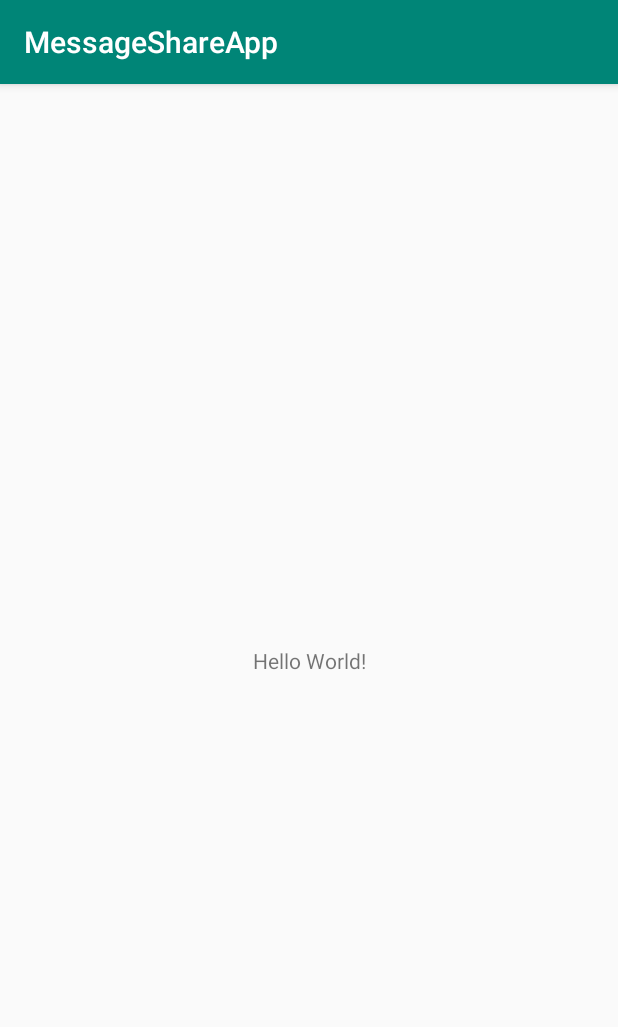
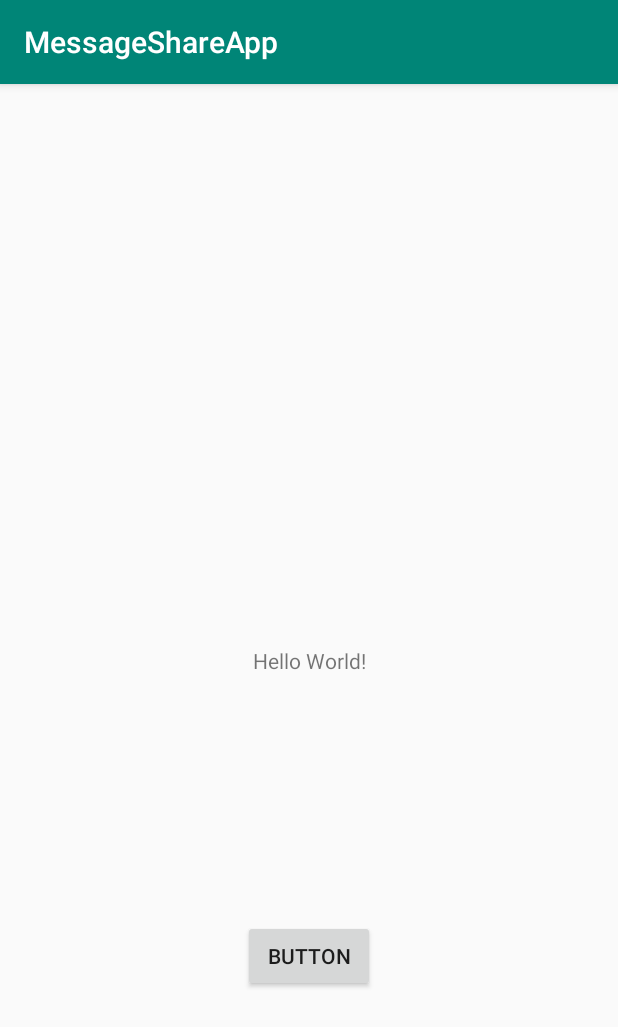
Before and after one commit to bkarabekir/android_kt, an Android app: the screen it shows after launch (MainActivity), on a phone screen of 412 x 824 dp. Shown: the top 1027 px of the screen. Run offline under Robolectric (Android 15) with nearby library versions, the phone set to English and light mode, and no system bars.

Commit message:
Toast message example.

```diff
--- a/app/src/main/java/com/burakk/messageshareapp/MainActivity.kt
+++ b/app/src/main/java/com/burakk/messageshareapp/MainActivity.kt
@@ -2,11 +2,20 @@ package com.burakk.messageshareapp
 
 import android.support.v7.app.AppCompatActivity
 import android.os.Bundle
+import android.util.Log
+import android.widget.Toast
+import kotlinx.android.synthetic.main.activity_main.*
 
 class MainActivity : AppCompatActivity() {
 
     override fun onCreate(savedInstanceState: Bundle?) {
         super.onCreate(savedInstanceState)
         setContentView(R.layout.activity_main)
+
+
+        btnToast.setOnClickListener {
+            Log.i("MainActivity", "Toast button was clicked.")
+            Toast.makeText(this,"Toast button was clicked.", Toast.LENGTH_SHORT).show()
+        }
     }
 }
--- a/app/src/main/res/layout/activity_main.xml
+++ b/app/src/main/res/layout/activity_main.xml
@@ -7,6 +7,7 @@
     tools:context=".MainActivity">
 
     <TextView
+        android:id="@+id/textView"
         android:layout_width="wrap_content"
         android:layout_height="wrap_content"
         android:text="Hello World!"
@@ -15,4 +16,15 @@
         app:layout_constraintRight_toRightOf="parent"
         app:layout_constraintTop_toTopOf="parent" />
 
+    <Button
+        android:id="@+id/btnToast"
+        android:layout_width="wrap_content"
+        android:layout_height="wrap_content"
+        android:text="Button"
+        app:layout_constraintBottom_toBottomOf="parent"
+        app:layout_constraintEnd_toEndOf="parent"
+        app:layout_constraintHorizontal_bias="0.5"
+        app:layout_constraintStart_toStartOf="parent"
+        app:layout_constraintTop_toBottomOf="@+id/textView" />
+
 </android.support.constraint.ConstraintLayout>
```
